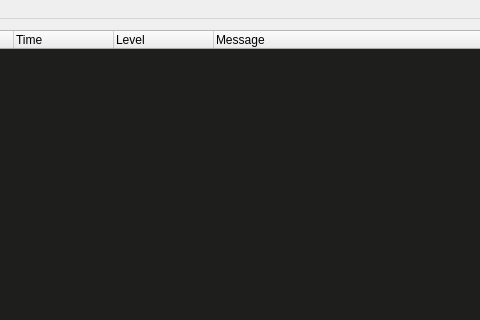
This is src/mainwindow.ui in nshcat/logviewer as Qt 5 draws it before an edit; both pictures show x 98 to 578 and y 0 to 320 of the 1155 by 621 pixel window. The edited form follows.
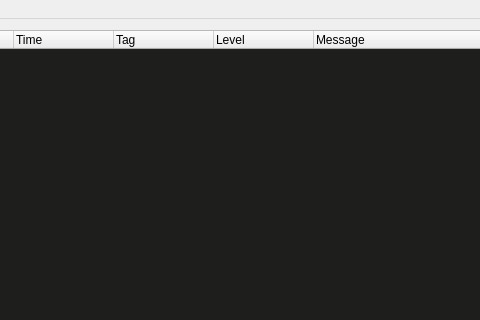
This is the edited form.

Diff of the .ui file:
```diff
--- a/src/mainwindow.ui
+++ b/src/mainwindow.ui
@@ -70,6 +70,11 @@
         <string>Time</string>
        </property>
       </column>
+      <column>
+       <property name="text">
+        <string>Tag</string>
+       </property>
+      </column>
       <column>
        <property name="text">
         <string>Level</string>
```
